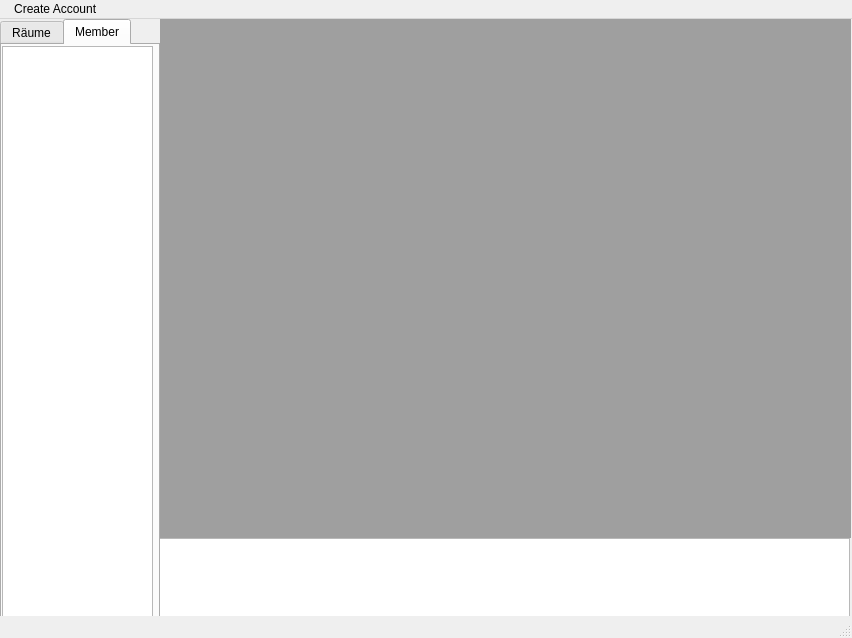
First picture: the form in Client/Chris/GUI/untitled.ui, repository Gamefors/ChatProgram, before the edit.
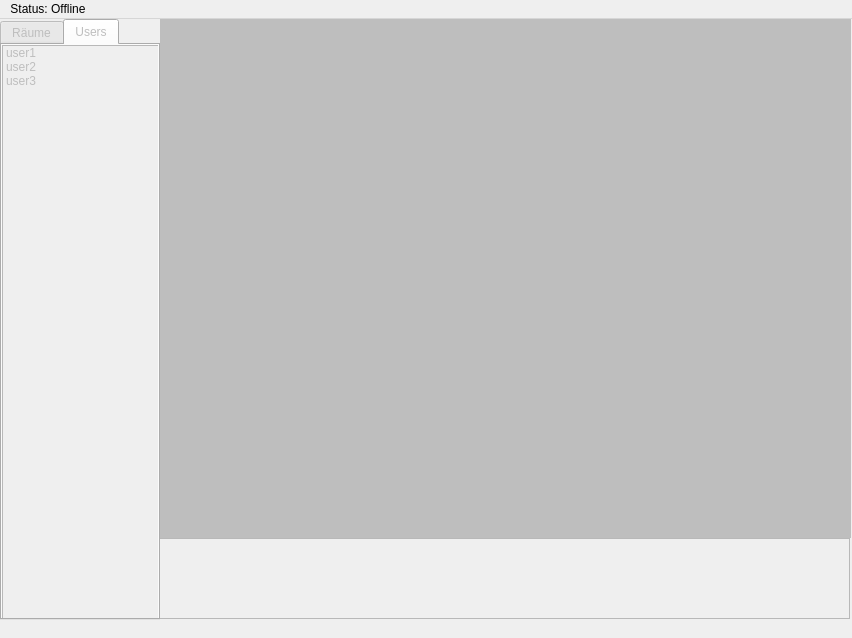
Second picture: the form after the edit. Icons and pictures are not drawn.

```diff
--- a/Client/Chris/GUI/untitled.ui
+++ b/Client/Chris/GUI/untitled.ui
@@ -21,6 +21,9 @@
     <normaloff>:/newPrefix/icons8-computer-chat-64.png</normaloff>:/newPrefix/icons8-computer-chat-64.png</iconset>
   </property>
   <widget class="QWidget" name="centralwidget">
+   <property name="enabled">
+    <bool>false</bool>
+   </property>
    <property name="acceptDrops">
     <bool>true</bool>
    </property>
@@ -40,7 +43,7 @@
      <item>
       <widget class="QPlainTextEdit" name="plainTextEdit">
        <property name="enabled">
-        <bool>true</bool>
+        <bool>false</bool>
        </property>
        <property name="plainText">
         <string/>
@@ -82,11 +85,17 @@
      <item>
       <widget class="QTabWidget" name="tabWidget">
        <property name="enabled">
-        <bool>true</bool>
+        <bool>false</bool>
        </property>
        <property name="contextMenuPolicy">
         <enum>Qt::PreventContextMenu</enum>
        </property>
+       <property name="tabPosition">
+        <enum>QTabWidget::North</enum>
+       </property>
+       <property name="tabShape">
+        <enum>QTabWidget::Rounded</enum>
+       </property>
        <property name="currentIndex">
         <number>1</number>
        </property>
@@ -97,7 +106,7 @@
         <bool>false</bool>
        </property>
        <property name="movable">
-        <bool>true</bool>
+        <bool>false</bool>
        </property>
        <widget class="QWidget" name="tab">
         <attribute name="title">
@@ -116,17 +125,32 @@
        </widget>
        <widget class="QWidget" name="tab_2">
         <attribute name="title">
-         <string>Member</string>
+         <string>Users</string>
         </attribute>
-        <widget class="QListView" name="listView">
+        <widget class="QListWidget" name="listWidget_2">
          <property name="geometry">
           <rect>
            <x>0</x>
-           <y>1</y>
-           <width>151</width>
-           <height>571</height>
+           <y>0</y>
+           <width>161</width>
+           <height>581</height>
           </rect>
          </property>
+         <item>
+          <property name="text">
+           <string>user1</string>
+          </property>
+         </item>
+         <item>
+          <property name="text">
+           <string>user2</string>
+          </property>
+         </item>
+         <item>
+          <property name="text">
+           <string>user3</string>
+          </property>
+         </item>
         </widget>
        </widget>
       </widget>
@@ -160,6 +184,9 @@
    </widget>
   </widget>
   <widget class="QMenuBar" name="menubar">
+   <property name="enabled">
+    <bool>true</bool>
+   </property>
    <property name="geometry">
     <rect>
      <x>0</x>
@@ -188,7 +215,7 @@
      <bool>false</bool>
     </property>
     <property name="title">
-     <string> Create Account</string>
+     <string>Status: Offline</string>
     </property>
     <property name="separatorsCollapsible">
      <bool>false</bool>
@@ -196,8 +223,13 @@
    </widget>
    <addaction name="menu_Create_Account"/>
   </widget>
-  <widget class="QStatusBar" name="statusbar"/>
-  <action name="actionsadasdasd">
+  <action name="actionLogin">
+   <property name="checkable">
+    <bool>false</bool>
+   </property>
+   <property name="enabled">
+    <bool>true</bool>
+   </property>
    <property name="text">
     <string>sadasdasd</string>
    </property>
```
Left out of the diff: 48 changed lines with no effect on the pictures.
